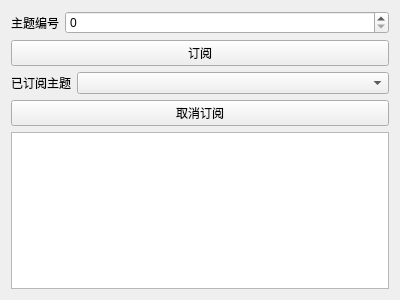
3gbywork/QtSignalSlotManager, file Demo/subscriber.ui: the form before one commit.
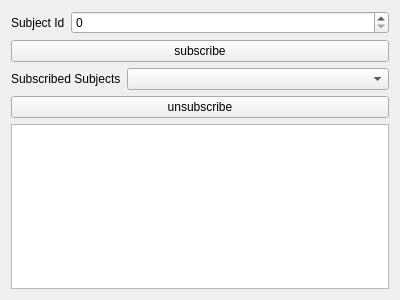
The form after the commit.

```diff
--- a/Demo/subscriber.ui
+++ b/Demo/subscriber.ui
@@ -27,7 +27,7 @@
           </sizepolicy>
          </property>
          <property name="text">
-          <string>主题编号</string>
+          <string>Subject Id</string>
          </property>
         </widget>
        </item>
@@ -39,7 +39,7 @@
      <item>
       <widget class="QPushButton" name="subBtn">
        <property name="text">
-        <string>订阅</string>
+        <string>subscribe</string>
        </property>
       </widget>
      </item>
@@ -54,7 +54,7 @@
           </sizepolicy>
          </property>
          <property name="text">
-          <string>已订阅主题</string>
+          <string>Subscribed Subjects</string>
          </property>
         </widget>
        </item>
@@ -66,7 +66,7 @@
      <item>
       <widget class="QPushButton" name="unsubBtn">
        <property name="text">
-        <string>取消订阅</string>
+        <string>unsubscribe</string>
        </property>
       </widget>
      </item>
```
